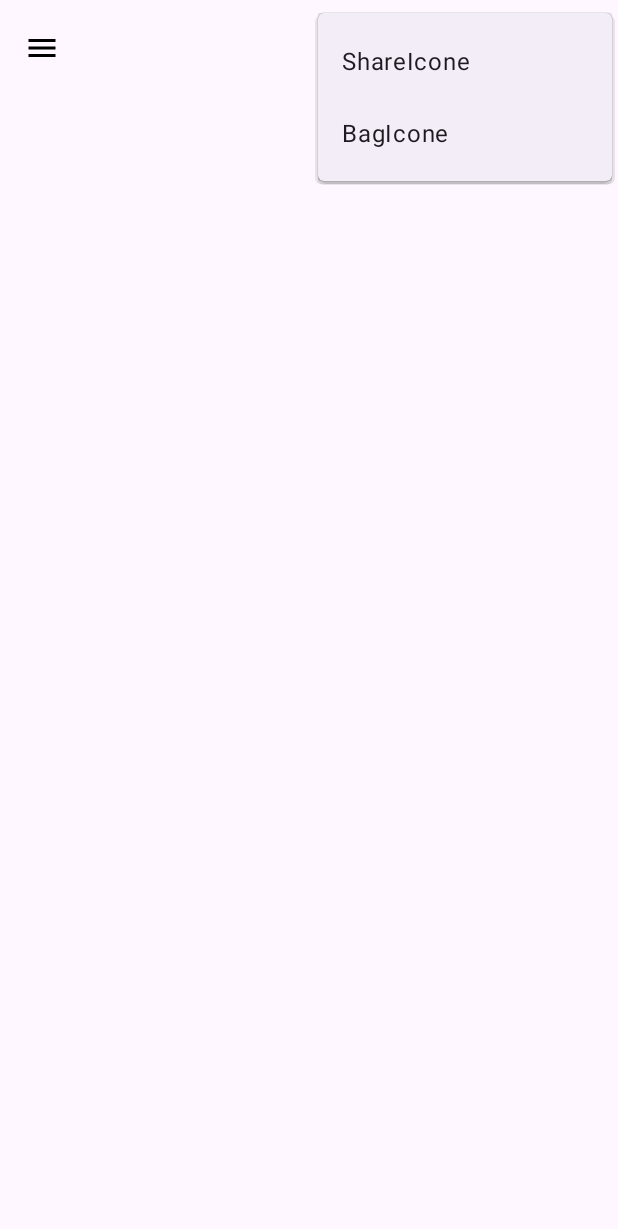
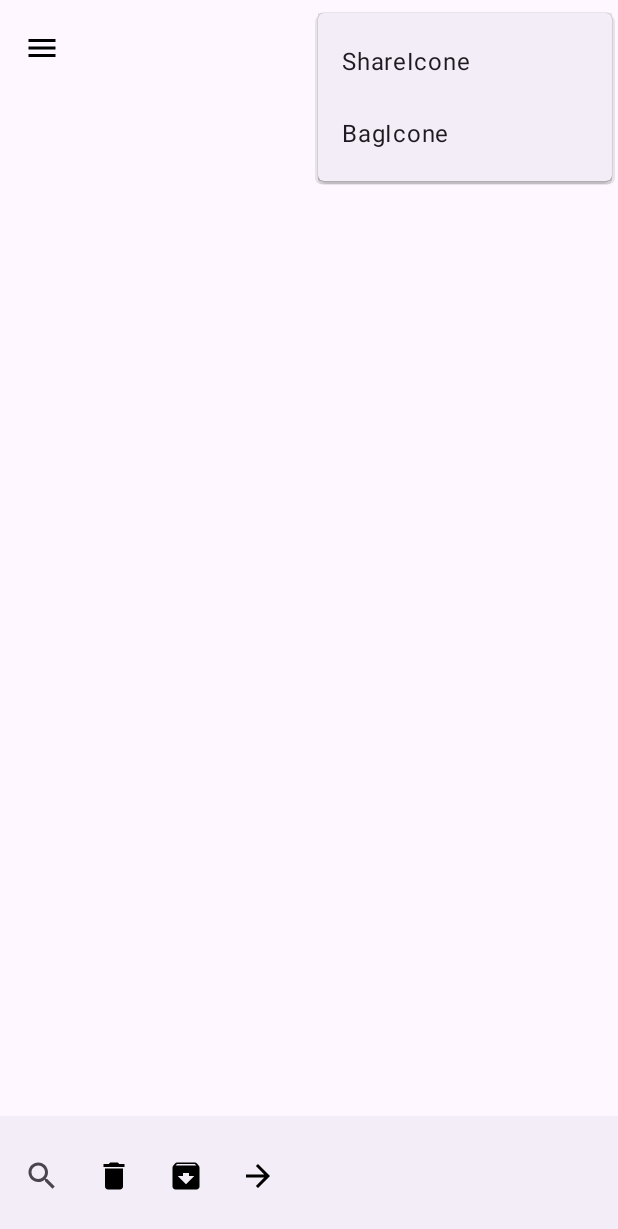
Before and after one commit to joaoguilherme000/Material-Design-AS, an Android app: the screen it shows after launch (MainActivity), with the options menu open, on a phone screen of 412 x 824 dp. Shown: the top 1229 px of the screen. Run offline under Robolectric (Android 15) with nearby library versions, the phone set to English and light mode, and no system bars.

Commit message:
Menu bottom colocado na main

```diff
--- a/app/src/main/res/layout/activity_main.xml
+++ b/app/src/main/res/layout/activity_main.xml
@@ -14,14 +14,20 @@
             android:id="@+id/idToolBar"
             android:layout_width="match_parent"
             android:layout_height="wrap_content"
-            app:navigationIcon="@drawable/baseline_menu"
             android:contentDescription="Menu de navagação"
             android:minHeight="?attr/actionBarSize"
             app:menu="@menu/menu_principal"
-            />
+            app:navigationIcon="@drawable/baseline_menu" />
 
 
     </com.google.android.material.appbar.AppBarLayout>
 
+    <com.google.android.material.bottomappbar.BottomAppBar
+        style="@style/Widget.Material3.BottomAppBar"
+        android:layout_width="match_parent"
+        android:layout_height="wrap_content"
+        android:layout_gravity="bottom"
+        app:menu="@menu/menu_bottom_bar"
+        app:navigationIcon="@drawable/baseline_search" />
 
 </androidx.coordinatorlayout.widget.CoordinatorLayout>
--- a/app/src/main/res/menu/menu_bottom_bar.xml
+++ b/app/src/main/res/menu/menu_bottom_bar.xml
@@ -2,12 +2,6 @@
 <menu xmlns:android="http://schemas.android.com/apk/res/android"
     xmlns:app="http://schemas.android.com/apk/res-auto">
 
-    <item
-        android:id="@+id/mSearch"
-        android:title="Search"
-        android:icon="@drawable/baseline_search"
-        app:showAsAction="ifRoom"
-        />
 
     <item
         android:id="@+id/mDelete"
```
Also changed, not shown: app/src/main/java/br/com/etecia/myapp/MenuTopActivity.java (deleted, +0 -14 lines), app/src/main/res/layout/bottom_bar_layout.xml (+10 -2 lines), app/src/main/res/layout/menu_top_layout.xml (deleted, +0 -34 lines).
